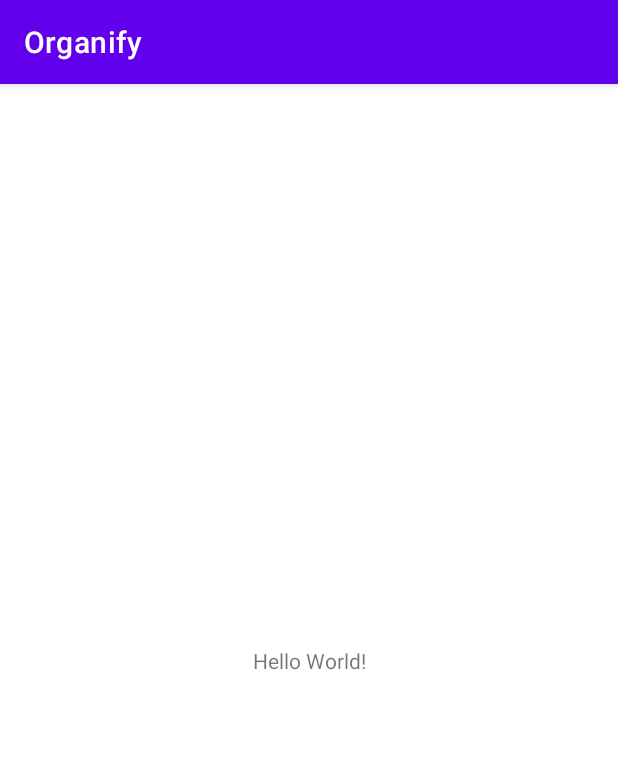
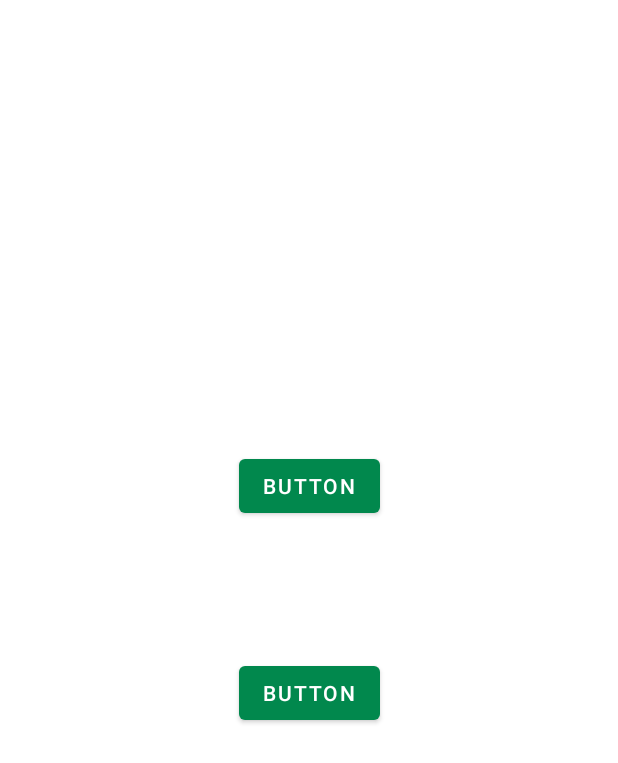
Before and after one commit to SrLario/organify, an Android app: the screen it shows after launch (MainActivity before the commit, HomeScreen after it), on a phone screen of 412 x 824 dp. Shown: the top 763 px of the screen. Run offline under Robolectric (Android 15) with nearby library versions, the phone set to English and light mode, and no system bars.

Commit message:
Created principal phases
- Added colors for the app
- Created the Activities (HomeScreen + NewTravel)

```diff
--- a/Organify/app/src/main/AndroidManifest.xml
+++ b/Organify/app/src/main/AndroidManifest.xml
@@ -9,7 +9,8 @@
         android:roundIcon="@mipmap/ic_launcher_round"
         android:supportsRtl="true"
         android:theme="@style/Theme.Organify">
-        <activity android:name=".MainActivity">
+        <activity android:name=".NewTravel"></activity>
+        <activity android:name=".HomeScreen">
             <intent-filter>
                 <action android:name="android.intent.action.MAIN" />
 
--- a/Organify/app/src/main/java/com/example/organify/MainActivity.java
+++ b/Organify/app/src/main/java/com/example/organify/HomeScreen.java
@@ -4,11 +4,11 @@ import androidx.appcompat.app.AppCompatActivity;
 
 import android.os.Bundle;
 
-public class MainActivity extends AppCompatActivity {
+public class HomeScreen extends AppCompatActivity {
 
     @Override
     protected void onCreate(Bundle savedInstanceState) {
         super.onCreate(savedInstanceState);
-        setContentView(R.layout.activity_main);
+        setContentView(R.layout.activity_home_screen);
     }
 }
--- /dev/null
+++ b/Organify/app/src/main/java/com/example/organify/NewTravel.java
@@ -0,0 +1,14 @@
+package com.example.organify;
+
+import androidx.appcompat.app.AppCompatActivity;
+
+import android.os.Bundle;
+
+public class NewTravel extends AppCompatActivity {
+
+    @Override
+    protected void onCreate(Bundle savedInstanceState) {
+        super.onCreate(savedInstanceState);
+        setContentView(R.layout.activity_new_travel);
+    }
+}
--- /dev/null
+++ b/Organify/app/src/main/res/layout/activity_home_screen.xml
@@ -0,0 +1,29 @@
+<?xml version="1.0" encoding="utf-8"?>
+<androidx.constraintlayout.widget.ConstraintLayout xmlns:android="http://schemas.android.com/apk/res/android"
+    xmlns:app="http://schemas.android.com/apk/res-auto"
+    xmlns:tools="http://schemas.android.com/tools"
+    android:layout_width="match_parent"
+    android:layout_height="match_parent"
+    tools:context=".HomeScreen">
+
+    <Button
+        android:id="@+id/button"
+        android:layout_width="wrap_content"
+        android:layout_height="wrap_content"
+        android:layout_marginTop="300dp"
+        android:text="Button"
+        app:layout_constraintEnd_toEndOf="parent"
+        app:layout_constraintStart_toStartOf="parent"
+        app:layout_constraintTop_toTopOf="parent" />
+
+    <Button
+        android:id="@+id/button2"
+        android:layout_width="wrap_content"
+        android:layout_height="wrap_content"
+        android:layout_marginTop="100dp"
+        android:text="Button"
+        app:layout_constraintBottom_toBottomOf="parent"
+        app:layout_constraintEnd_toEndOf="parent"
+        app:layout_constraintStart_toStartOf="parent"
+        app:layout_constraintTop_toTopOf="parent" />
+</androidx.constraintlayout.widget.ConstraintLayout>
--- a/Organify/app/src/main/res/layout/activity_main.xml
+++ b/Organify/app/src/main/res/layout/activity_new_travel.xml
@@ -4,15 +4,6 @@
     xmlns:tools="http://schemas.android.com/tools"
     android:layout_width="match_parent"
     android:layout_height="match_parent"
-    tools:context=".MainActivity">
-
-    <TextView
-        android:layout_width="wrap_content"
-        android:layout_height="wrap_content"
-        android:text="Hello World!"
-        app:layout_constraintBottom_toBottomOf="parent"
-        app:layout_constraintLeft_toLeftOf="parent"
-        app:layout_constraintRight_toRightOf="parent"
-        app:layout_constraintTop_toTopOf="parent" />
+    tools:context=".NewTravel">
 
 </androidx.constraintlayout.widget.ConstraintLayout>
--- a/Organify/app/src/main/res/values-night/themes.xml
+++ b/Organify/app/src/main/res/values-night/themes.xml
@@ -1,13 +1,13 @@
 <resources xmlns:tools="http://schemas.android.com/tools">
     <!-- Base application theme. -->
-    <style name="Theme.Organify" parent="Theme.MaterialComponents.DayNight.DarkActionBar">
+    <style name="Theme.Organify" parent="Theme.MaterialComponents.DayNight.NoActionBar">
         <!-- Primary brand color. -->
-        <item name="colorPrimary">@color/purple_200</item>
-        <item name="colorPrimaryVariant">@color/purple_700</item>
-        <item name="colorOnPrimary">@color/black</item>
+        <item name="colorPrimary">@color/gasolina_95</item>
+        <item name="colorPrimaryVariant">@color/gasolina_98</item>
+        <item name="colorOnPrimary">@color/white</item>
         <!-- Secondary brand color. -->
-        <item name="colorSecondary">@color/teal_200</item>
-        <item name="colorSecondaryVariant">@color/teal_200</item>
+        <item name="colorSecondary">@color/diesel_A_plus</item>
+        <item name="colorSecondaryVariant">@color/diesel_A</item>
         <item name="colorOnSecondary">@color/black</item>
         <!-- Status bar color. -->
         <item name="android:statusBarColor" tools:targetApi="l">?attr/colorPrimaryVariant</item>
--- a/Organify/app/src/main/res/values/colors.xml
+++ b/Organify/app/src/main/res/values/colors.xml
@@ -1,10 +1,12 @@
 <?xml version="1.0" encoding="utf-8"?>
 <resources>
-    <color name="purple_200">#FFBB86FC</color>
-    <color name="purple_500">#FF6200EE</color>
-    <color name="purple_700">#FF3700B3</color>
-    <color name="teal_200">#FF03DAC5</color>
-    <color name="teal_700">#FF018786</color>
+    <color name="gasolina_95">#01884D</color>
+    <color name="gasolina_98">#81C234</color>
+    <color name="diesel_A">#212121</color>
+    <color name="diesel_A_plus">#C89237</color>
+    <color name="biodiesel">#fdcd0d</color>
+    <color name="auto_gas">#FF790C</color>
     <color name="black">#FF000000</color>
     <color name="white">#FFFFFFFF</color>
+    <color name="grey">#414141</color>
 </resources>
--- a/Organify/app/src/main/res/values/themes.xml
+++ b/Organify/app/src/main/res/values/themes.xml
@@ -1,16 +1,17 @@
 <resources xmlns:tools="http://schemas.android.com/tools">
     <!-- Base application theme. -->
-    <style name="Theme.Organify" parent="Theme.MaterialComponents.DayNight.DarkActionBar">
+    <style name="Theme.Organify" parent="Theme.MaterialComponents.DayNight.NoActionBar">
         <!-- Primary brand color. -->
-        <item name="colorPrimary">@color/purple_500</item>
-        <item name="colorPrimaryVariant">@color/purple_700</item>
+        <item name="colorPrimary">@color/gasolina_95</item>
+        <item name="colorPrimaryVariant">@color/black</item>
         <item name="colorOnPrimary">@color/white</item>
         <!-- Secondary brand color. -->
-        <item name="colorSecondary">@color/teal_200</item>
-        <item name="colorSecondaryVariant">@color/teal_700</item>
+        <item name="colorSecondary">@color/diesel_A_plus</item>
+        <item name="colorSecondaryVariant">@color/diesel_A</item>
         <item name="colorOnSecondary">@color/black</item>
         <!-- Status bar color. -->
         <item name="android:statusBarColor" tools:targetApi="l">?attr/colorPrimaryVariant</item>
         <!-- Customize your theme here. -->
+
     </style>
 </resources>
```
